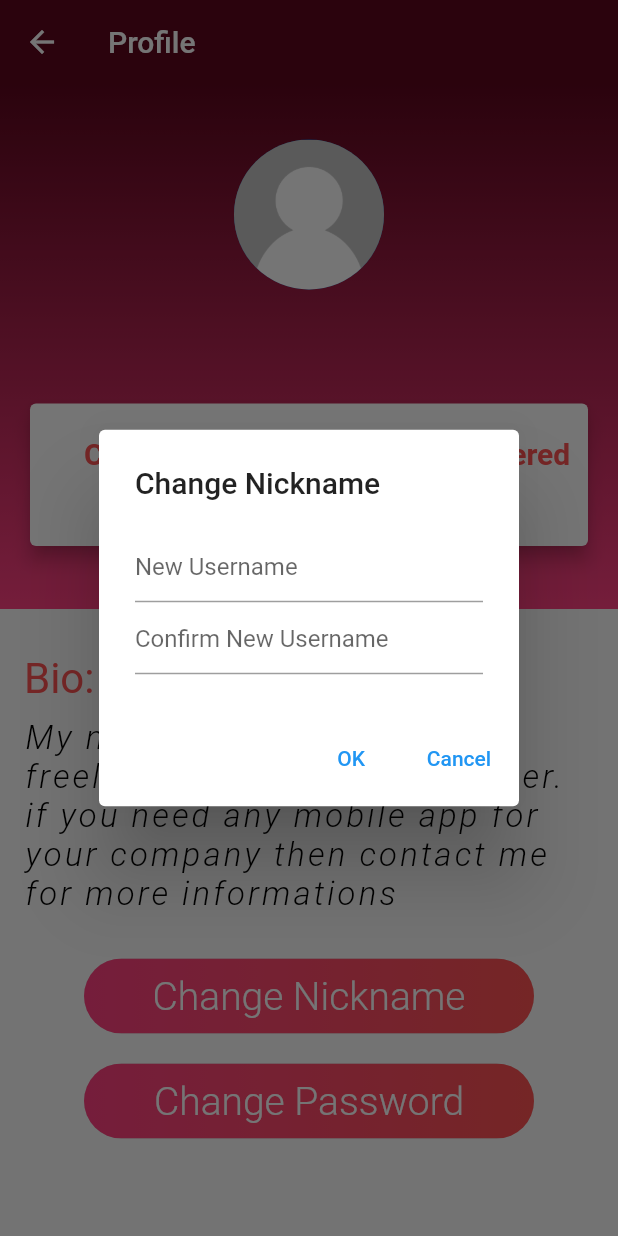
After one commit to Loximity-oss/UTM-Study-Planner, a Flutter app: the profilePageV2 screen opened directly, after a tap on "Change Nickname", on a phone screen of 412 x 824 dp. The commit adds this screen. Run offline on Flutter 3.47's test engine with Material 2 defaults, Android fonts, the phone set to English and light mode, and no system bars; our stand-ins replace email_validator, flutter_local_notifications, font_awesome_flutter, hive, hive_flutter, introduction_screen and 2 more; missing offline and left inert: mysql_client; accounts and stored records are empty; project files that could hold a hidden picture were left out.

Commit message:
Updated Profile Page

```diff
--- a/utmstudyplanner_mobile/lib/views/home/drawer.dart
+++ b/utmstudyplanner_mobile/lib/views/home/drawer.dart
@@ -3,6 +3,7 @@ import 'package:font_awesome_flutter/font_awesome_flutter.dart';
 import 'package:hive/hive.dart';
 import 'package:utmstudyplanner_mobile/views/home/homescreen.dart';
 import 'package:utmstudyplanner_mobile/views/home/profile.dart';
+import 'package:utmstudyplanner_mobile/views/home/profilev2.dart';
 import '../login/login.dart';
 import '../notifications/TestNotifyScreen.dart';
 import 'calendar/calendarv2.dart';
@@ -39,7 +40,7 @@ class DefAppBar extends StatelessWidget {
             onTap: () {
               Navigator.pop(context);
               Navigator.push(context,
-                  MaterialPageRoute(builder: (context) => const profilePage()
+                  MaterialPageRoute(builder: (context) => const profilePageV2()
                   ));
             },
           ),
--- /dev/null
+++ b/utmstudyplanner_mobile/lib/views/home/profilev2.dart
@@ -0,0 +1,461 @@
+import 'package:email_validator/email_validator.dart';
+import 'package:flutter/material.dart';
+import 'package:flutter/services.dart';
+import 'package:font_awesome_flutter/font_awesome_flutter.dart';
+import 'package:hive_flutter/hive_flutter.dart';
+import 'package:utmstudyplanner_mobile/server/conn.dart';
+
+
+class profilePageV2 extends StatefulWidget {
+  const profilePageV2({Key? key}) : super(key: key);
+
+  @override
+  State<profilePageV2> createState() => _profilePageState();
+}
+
+class _profilePageState extends State<profilePageV2> {
+  final box = Hive.box('');
+  final TextEditingController nameInput = TextEditingController();
+  final TextEditingController passwordInput = TextEditingController();
+  final _formNicknameKey = GlobalKey<FormState>();
+  final _formPasswordKey = GlobalKey<FormState>();
+
+  bool visible = false;
+
+
+  Future changePassword() async{
+    var db = Mysql();
+    String query = 'UPDATE `users` SET `password` = "'+ passwordInput.text +'" WHERE `users`.`id` = "'+ box.get("matricID") +'"';
+    try{
+      var result = await db.execQuery(query);
+      if (result.affectedRows.toInt() == 1) {
+        Navigator.of(context).pop();
+        box.put('password', passwordInput.text);
+        passwordInput.clear();
+        showDialog(
+          context: context,
+          builder: (BuildContext context) {
+            return AlertDialog(
+              title: const Text('Your information has been updated.'),
+              actions: <Widget>[
+                FlatButton(
+                  child: const Text("OK"),
+                  onPressed: () {
+                    Navigator.of(context).pop();
+                    setState(() {});
+                  },
+                ),
+              ],
+            );
+          },
+        );
+      }
+    }catch(e){
+      showDialog(
+        context: context,
+        builder: (BuildContext context) {
+          return AlertDialog(
+            title: Text(e.toString()),
+            actions: <Widget>[
+              FlatButton(
+                child: const Text("OK"),
+                onPressed: () {
+                  Navigator.of(context).pop();
+                },
+              ),
+            ],
+          );
+        },
+      );
+    }
+  }
+
+  Future changeNickname() async{
+    var db = Mysql();
+    String query = 'UPDATE `users` SET `name` = "'+ nameInput.text +'" WHERE `users`.`id` = "'+ box.get("matricID") +'"';
+    try{
+      var result = await db.execQuery(query);
+      if (result.affectedRows.toInt() == 1) {
+        Navigator.of(context).pop();
+        box.put('nickname', nameInput.text);
+        nameInput.clear();
+        showDialog(
+          context: context,
+          builder: (BuildContext context) {
+            return AlertDialog(
+              title: const Text('Your information has been updated.'),
+              actions: <Widget>[
+                FlatButton(
+                  child: const Text("OK"),
+                  onPressed: () {
+                    Navigator.of(context).pop();
+                    setState(() {});
+                  },
+                ),
+              ],
+            );
+          },
+        );
+      }
+    }catch(e){
+      showDialog(
+        context: context,
+        builder: (BuildContext context) {
+          return AlertDialog(
+            title: Text(e.toString()),
+            actions: <Widget>[
+              FlatButton(
+                child: const Text("OK"),
+                onPressed: () {
+                  Navigator.of(context).pop();
+                },
+              ),
+            ],
+          );
+        },
+      );
+    }
+  }
+
+  @override
+  Widget build(BuildContext context) {
+    return Scaffold(
+      appBar: AppBar(
+        title: const Text('Profile', style: TextStyle(color: Colors.white)),
+        backgroundColor: const Color.fromARGB(255, 93, 6, 29),
+        iconTheme: (const IconThemeData(color: Colors.white)),
+        elevation: 0,
+      ),
+      body: SingleChildScrollView(
+        child: Column(
+        children: <Widget>[
+          Container(
+            decoration: const BoxDecoration(
+              gradient: LinearGradient(
+                begin: Alignment.topCenter,
+                end: Alignment.bottomCenter,
+                colors: [Color.fromARGB(255, 93, 6, 29), Colors.pinkAccent]
+              )
+            ),
+            child: Container(
+              width: double.infinity,
+              height: 350,
+              child: Center(
+                child: Column(
+                  crossAxisAlignment: CrossAxisAlignment.center,
+                  mainAxisAlignment: MainAxisAlignment.center,
+                  children: <Widget>[
+                    const CircleAvatar(
+                      backgroundImage: AssetImage('assets/Profile/default.png'),
+                      radius: 50.0,
+                    ),
+                    const SizedBox(
+                      height: 10.0,
+                    ),
+                    Text(box.get('nickname'), style: const TextStyle(fontSize: 20, fontWeight: FontWeight.bold, color: Colors.white)),
+                    Text(box.get('matricID'), style: const TextStyle(fontSize: 15, color: Colors.white)),
+                    const SizedBox(
+                      height: 20,
+                    ),
+                    Card(
+                      margin: const EdgeInsets.symmetric(horizontal: 20.0,vertical: 5.0),
+                      clipBehavior: Clip.antiAlias,
+                      color: Colors.white,
+                      elevation: 5.0,
+                      child: Padding(
+                        padding: const EdgeInsets.symmetric(horizontal: 8.0,vertical: 22.0),
+                        child: Row(
+                          children: <Widget>[
+                            Expanded(
+                              child: Column(
+                                children: const <Widget>[
+                                  Text(
+                                    "Credit Earned",
+                                    style: TextStyle(
+                                      color: Colors.redAccent,
+                                      fontSize: 20.0,
+                                      fontWeight: FontWeight.bold,
+                                    ),
+                                  ),
+                                  SizedBox(
+                                    height: 5.0,
+                                  ),
+                                  Text(
+                                    "18",
+                                    style: TextStyle(
+                                      fontSize: 20.0,
+                                      color: Colors.pinkAccent,
+                                    ),
+                                  )
+                                ],
+                              ),
+                            ),
+                            Expanded(
+                              child: Column(
+                                children: const <Widget>[
+                                  Text(
+                                    "Subject Registered",
+                                    style: TextStyle(
+                                      color: Colors.redAccent,
+                                      fontSize: 20.0,
+                                      fontWeight: FontWeight.bold,
+                                    ),
+                                  ),
+                                  SizedBox(
+                                    height: 5.0,
+                                  ),
+                                  Text(
+                                    "8",
+                                    style: TextStyle(
+                                      fontSize: 20.0,
+                                      color: Colors.pinkAccent,
+                                    ),
+                                  )
+                                ],
+                              ),
+                            ),
+                          ],
+                        ),
+                      ),
+                    ),
+                  ],
+                ),
+              ),
+            ),
+          ),
+          const SizedBox(
+            height: 20.0,
+          ),
+
+          Container(
+            child: Padding(
+              padding: const EdgeInsets.symmetric(vertical: 10.0,horizontal: 16.0),
+              child: Column(
+                mainAxisAlignment: MainAxisAlignment.center,
+                crossAxisAlignment: CrossAxisAlignment.start,
+                children: const <Widget>[
+                  Text(
+                    "Bio:",
+                    style: TextStyle(
+                        color: Colors.redAccent,
+                        fontStyle: FontStyle.normal,
+                        fontSize: 28.0
+                    ),
+                  ),
+                  SizedBox(
+                    height: 10.0,
+                  ),
+                  Text('My name is Faris and I am  a freelance mobile app developer.\n'
+                      'if you need any mobile app for your company then contact me for more informations',
+                    style: TextStyle(
+                      fontSize: 22.0,
+                      fontStyle: FontStyle.italic,
+                      fontWeight: FontWeight.w300,
+                      color: Colors.black,
+                      letterSpacing: 2.0,
+                    ),
+                  ),
+                ],
+              ),
+            ),
+          ),
+          const SizedBox(
+            height: 20.0,
+          ),
+
+          Container(
+              width: 300.0,
+              child: RaisedButton(
+                onPressed: () {
+                  showDialog(
+                    context: context,
+                    builder: (BuildContext context) {
+                      return AlertDialog(
+                        title: const Text('Change Nickname'),
+                        content: Form(
+                          key: _formNicknameKey,
+                          child: Column(
+                            crossAxisAlignment: CrossAxisAlignment.stretch,
+                            mainAxisSize: MainAxisSize.min,
+                            children: <Widget>[
+                              TextFormField(
+                                enableSuggestions: false,
+                                autocorrect: false,
+                                controller: nameInput,
+                                textInputAction: TextInputAction.next,
+                                decoration: const InputDecoration(
+                                    hintText: 'New Username',
+                                ),
+                                autovalidateMode: AutovalidateMode.onUserInteraction,
+                                validator: (nicknameCheck) {
+                                  if (nicknameCheck == null || nicknameCheck.isEmpty) {
+                                    return 'Please enter a nickname.';
+                                  } else if (nicknameCheck == box.get('nickname')){
+                                    return 'Nickname cannot be similar.';
+                                  } else {
+                                    return null;
+                                  }
+                                },
+                              ),
+                              TextFormField(
+                                  enableSuggestions: false,
+                                  autocorrect: false,
+                                  textInputAction: TextInputAction.next,
+                                  decoration: const InputDecoration(
+                                      hintText: 'Confirm New Username',
+                                  ),
+                                  autovalidateMode: AutovalidateMode.onUserInteraction,
+                                  validator: (nicknameCheck) {
+                                    if (nicknameCheck == null || nicknameCheck.isEmpty) {
+                                      return 'Please enter a nickname.';
+                                    } else if (nicknameCheck != nameInput.text){
+                                      return 'Nicknames do not match.';
+                                    } else {
+                                      return null;
+                                    }
+                                  }
+                              ),
+                            ],
+                          ),
+                        ),
+                        actions: <Widget>[
+                          TextButton(
+                            child: const Text("OK"),
+                            onPressed: () => _formNicknameKey.currentState!.validate() ? changeNickname() : null,
+                          ),
+                          TextButton(
+                            child: const Text("Cancel"),
+                            onPressed: () {
+                              Navigator.of(context).pop();
+                            },
+                          ),
+                        ],
+                      );
+                    },
+                  );
+                },
+                shape: RoundedRectangleBorder(
+                    borderRadius: BorderRadius.circular(80.0)
+                ),
+                elevation: 0.0,
+                padding: const EdgeInsets.all(0.0),
+                child: Ink(
+                  decoration: BoxDecoration(
+                    gradient: const LinearGradient(
+                      begin: Alignment.centerRight,
+                      end: Alignment.centerLeft,
+                      colors: [Colors.redAccent, Colors.pinkAccent],
+                    ),
+                    borderRadius: BorderRadius.circular(30.0),
+                  ),
+                  child: Container(
+                    constraints: const BoxConstraints(maxWidth: 300.0, minHeight: 50.0),
+                    alignment: Alignment.center,
+                    child: const Text("Change Nickname", style: TextStyle(color: Colors.white, fontSize: 26.0, fontWeight: FontWeight.w300)),
+                  ),
+                ),
+              )
+          ),
+          const SizedBox(
+            height: 20.0,
+          ),
+          Container(
+              width: 300.0,
+              child: RaisedButton(
+                onPressed: () {
+                  showDialog(
+                    context: context,
+                    builder: (BuildContext context) {
+                      return AlertDialog(
+                        title: const Text('Change Password'),
+                        content: Form(
+                          key: _formPasswordKey,
+                          child: Column(
+                            crossAxisAlignment: CrossAxisAlignment.stretch,
+                            mainAxisSize: MainAxisSize.min,
+                            children: <Widget>[
+                              TextFormField(
+                                enableSuggestions: false,
+                                autocorrect: false,
+                                obscureText: true,
+                                controller: passwordInput,
+                                textInputAction: TextInputAction.next,
+                                decoration: const InputDecoration(hintText: 'New Password'),
+                                autovalidateMode: AutovalidateMode.onUserInteraction,
+                                validator: (passwordCheck) {
+                                  if (passwordCheck == null || passwordCheck.isEmpty) {
+                                    return 'Please enter a password.';
+                                  } else if (passwordCheck == box.get('nickname')){
+                                    return 'Password cannot be similar.';
+                                  } else if (passwordCheck.trim().length < 8){
+                                    return 'Password must be at least 8 characters.';
+                                  } else {
+                                    return null;
+                                  }
+                                },
+                              ),
+                              TextFormField(
+                                  enableSuggestions: false,
+                                  autocorrect: false,
+                                  obscureText: true,
+                                  textInputAction: TextInputAction.next,
+                                  decoration: const InputDecoration(hintText: 'Confirm New Password'),
+                                  autovalidateMode: AutovalidateMode.onUserInteraction,
+                                  validator: (passwordCheck) {
+                                    if (passwordCheck == null || passwordCheck.isEmpty) {
+                                      return 'Please enter a password.';
+                                    } else if (passwordCheck != passwordInput.text){
+                                      return 'Passwords do not match.';
+                                    } else {
+                                      return null;
+                                    }
+                                  }
+                              ),
+                            ],
+                          ),
+                        ),
+                        actions: <Widget>[
+                          TextButton(
+                            child: const Text("OK"),
+                            onPressed: () => _formPasswordKey.currentState!.validate() ? changePassword() : null,
+                          ),
+                          TextButton(
+                            child: const Text("Cancel"),
+                            onPressed: () {
+                              Navigator.of(context).pop();
+                            },
+                          ),
+                        ],
+
+                      );
+                    },
+                  );
+                },
+                shape: RoundedRectangleBorder(
+                    borderRadius: BorderRadius.circular(80.0)
+                ),
+                elevation: 0.0,
+                padding: const EdgeInsets.all(0.0),
+                child: Ink(
+                  decoration: BoxDecoration(
+                    gradient: const LinearGradient(
+                      begin: Alignment.centerRight,
+                      end: Alignment.centerLeft,
+                      colors: [Colors.redAccent, Colors.pinkAccent],
+                    ),
+                    borderRadius: BorderRadius.circular(30.0),
+                  ),
+                  child: Container(
+                    constraints: const BoxConstraints(maxWidth: 300.0, minHeight: 50.0),
+                    alignment: Alignment.center,
+                    child: const Text("Change Password", style: TextStyle(color: Colors.white, fontSize: 26.0, fontWeight: FontWeight.w300)),
+                  ),
+                ),
+              )
+          ),
+        ],
+      ),
+      ),
+    );
+  }
+}
```
